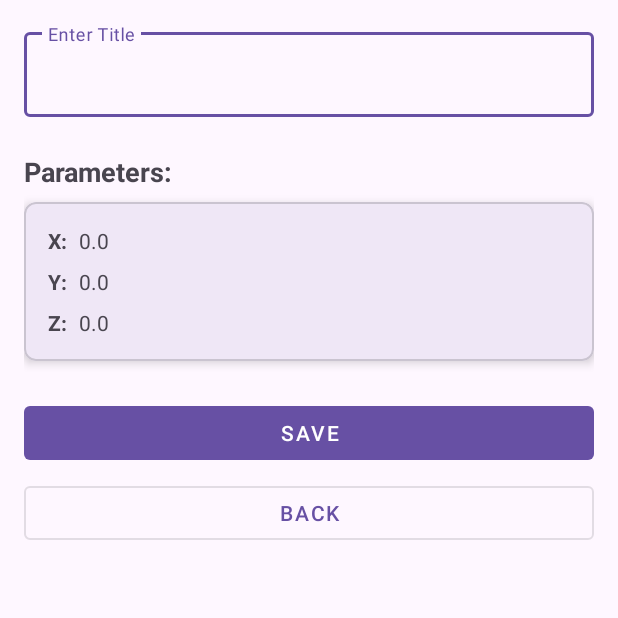
After one commit to ducanhizme/SpaceCraft, an Android app: the FinalActivity screen opened directly, with no data from a screen before it, on a phone screen of 412 x 824 dp, the top half of it. The commit adds this screen. Run offline under Robolectric (Android 15) with nearby library versions, the phone set to English and light mode, and no system bars; our stand-ins replace Firebase (no records; nobody signed in at launch, a user with empty details on screens opened directly).

Commit message:
done app

```diff
--- a/app/build.gradle
+++ b/app/build.gradle
@@ -39,6 +39,8 @@ dependencies {
     implementation libs.activity
     implementation libs.constraintlayout
     implementation libs.core
+    implementation libs.androidx.navigation.fragment
+    implementation libs.androidx.navigation.ui
     testImplementation libs.junit
     androidTestImplementation libs.ext.junit
     androidTestImplementation libs.espresso.core
--- a/app/src/main/AndroidManifest.xml
+++ b/app/src/main/AndroidManifest.xml
@@ -18,9 +18,14 @@
         android:supportsRtl="true"
         android:theme="@style/Theme.SpaceCraft"
         tools:targetApi="31">
+        <activity
+            android:name=".activities.FinalActivity"
+            android:exported="false" />
+
         <meta-data
             android:name="com.google.android.gms.version"
             android:value="@integer/google_play_services_version" />
+
         <activity
             android:name=".activities.GameActivity"
             android:exported="false"
--- /dev/null
+++ b/app/src/main/java/com/example/spacecraft/activities/FinalActivity.java
@@ -0,0 +1,111 @@
+package com.example.spacecraft.activities;
+
+import android.os.Bundle;
+import android.util.Log;
+import android.view.View;
+import android.widget.Toast;
+
+import androidx.activity.EdgeToEdge;
+import androidx.annotation.NonNull;
+import androidx.appcompat.app.AppCompatActivity;
+import androidx.core.graphics.Insets;
+import androidx.core.view.ViewCompat;
+import androidx.core.view.WindowInsetsCompat;
+import androidx.recyclerview.widget.LinearLayoutManager;
+
+import com.example.spacecraft.R;
+import com.example.spacecraft.adapters.GyroParameterAdapter;
+import com.example.spacecraft.databinding.ActivityFinalBinding;
+import com.example.spacecraft.models.app.GyroParameter;
+import com.example.spacecraft.services.FirebaseService;
+import com.google.firebase.database.DataSnapshot;
+import com.google.firebase.database.DatabaseError;
+import com.google.firebase.database.ValueEventListener;
+
+import java.util.ArrayList;
+import java.util.List;
+import java.util.Objects;
+
+public class FinalActivity extends AppCompatActivity {
+    private ActivityFinalBinding binding;
+    private GyroParameter gyroParameter;
+
+    @Override
+    protected void onCreate(Bundle savedInstanceState) {
+        super.onCreate(savedInstanceState);
+        binding= ActivityFinalBinding.inflate(getLayoutInflater());
+        setContentView(binding.getRoot());
+        getIntentExtra();
+        initUI();
+        setEventListener();
+    }
+
+    private void setEventListener(){
+        binding.saveButton.setOnClickListener(v -> {
+            if(gyroParameter != null){
+                try{
+                    gyroParameter.setTitle(Objects.requireNonNull(binding.titleEditText.getText()).toString());
+                    new FirebaseService().storeGyroParameter(gyroParameter).addOnCompleteListener(task -> {
+                        if(task.isSuccessful()){
+                            Toast.makeText(this, "Data saved", Toast.LENGTH_SHORT).show();
+                        }else{
+                            Toast.makeText(this, "Data not saved", Toast.LENGTH_SHORT).show();
+                        }
+                    });
+                }catch (NullPointerException e){
+                    Toast.makeText(this, "Please enter a title", Toast.LENGTH_SHORT).show();
+                }catch (Exception e){
+                    Toast.makeText(this,"Something went wrong", Toast.LENGTH_SHORT).show();
+                }
+            }
+        });
+
+        binding.backBtn.setOnClickListener(v -> {
+            finish();
+        });
+    }
+
+    private void initUI() {
+        bindToCard();
+        bindToList();
+    }
+
+    private void bindToList() {
+        List<GyroParameter> gyroParameterList = new ArrayList<>();
+        binding.progressBar.setVisibility(View.VISIBLE);
+        new FirebaseService().getGyroParametersFromFirebase(new ValueEventListener() {
+            @Override
+            public void onDataChange(@NonNull DataSnapshot snapshot) {
+                for(DataSnapshot dataSnapshot : snapshot.getChildren()){
+                    GyroParameter gyroParameter = dataSnapshot.getValue(GyroParameter.class);
+                    gyroParameterList.add(gyroParameter);
+                }
+                binding.recyleView.setLayoutManager(new LinearLayoutManager(FinalActivity.this));
+                binding.recyleView.setAdapter(new GyroParameterAdapter(gyroParameterList));
+                binding.progressBar.setVisibility(View.GONE);
+            }
+
+            @Override
+            public void onCancelled(@NonNull DatabaseError error) {
+
+            }
+
+        });
+
+    }
+
+    private void bindToCard() {
+        if(gyroParameter!=null){
+            binding.xParameterTextView.setText(String.valueOf(gyroParameter.getRotationX()));
+            binding.yParameterTextView.setText(String.valueOf(gyroParameter.getRotationY()));
+            binding.zParameterTextView.setText(String.valueOf(gyroParameter.getRotationZ()));
+        }else{
+            Toast.makeText(this, "No data found", Toast.LENGTH_SHORT).show();
+        }
+    }
+
+
+    private void getIntentExtra() {
+        gyroParameter = (GyroParameter) getIntent().getSerializableExtra(GyroParameter.TAG);
+    }
+}
--- /dev/null
+++ b/app/src/main/java/com/example/spacecraft/adapters/GyroParameterAdapter.java
@@ -0,0 +1,55 @@
+package com.example.spacecraft.adapters;
+
+import android.annotation.SuppressLint;
+import android.util.Log;
+import android.view.LayoutInflater;
+import android.view.ViewGroup;
+
+import androidx.annotation.NonNull;
+import androidx.recyclerview.widget.RecyclerView;
+
+import com.example.spacecraft.databinding.ItemGyroParameterBinding;
+import com.example.spacecraft.databinding.ItemHighestScoreBinding;
+import com.example.spacecraft.models.app.GyroParameter;
+import com.example.spacecraft.models.app.Profile;
+
+import java.util.List;
+
+public class GyroParameterAdapter extends RecyclerView.Adapter<GyroParameterAdapter.ViewHolder> {
+    private final List<GyroParameter> gyroParameters;
+
+    public GyroParameterAdapter(List<GyroParameter> gyroParameters) {
+        this.gyroParameters = gyroParameters;
+    }
+    @NonNull
+    @Override
+    public GyroParameterAdapter.ViewHolder onCreateViewHolder(@NonNull ViewGroup parent, int viewType) {
+        LayoutInflater layoutInflater = LayoutInflater.from(parent.getContext());
+        ItemGyroParameterBinding binding = ItemGyroParameterBinding.inflate(layoutInflater, parent, false);
+        return new GyroParameterAdapter.ViewHolder(binding);
+    }
+
+    @SuppressLint("SetTextI18n")
+    @Override
+    public void onBindViewHolder(@NonNull GyroParameterAdapter.ViewHolder holder, int position) {
+        GyroParameter gyroParameter = gyroParameters.get(position);
+        holder.binding.xLabelTextView.setText("X: "+ gyroParameter.getRotationX());
+        holder.binding.yLabelTextView.setText("Y: "+ gyroParameter.getRotationY());
+        holder.binding.zLabelTextView.setText("Z: "+ gyroParameter.getRotationZ());
+        holder.binding.titleTextView.setText("#"+(position+1)+ ": "+gyroParameter.getTitle());
+    }
+
+    @Override
+    public int getItemCount() {
+        return gyroParameters.size();
+    }
+
+    public static class ViewHolder extends RecyclerView.ViewHolder {
+        public final ItemGyroParameterBinding binding;
+
+        public ViewHolder(@NonNull ItemGyroParameterBinding binding) {
+            super(binding.getRoot());
+            this.binding = binding;
+        }
+    }
+}
--- a/app/src/main/java/com/example/spacecraft/services/FirebaseService.java
+++ b/app/src/main/java/com/example/spacecraft/services/FirebaseService.java
@@ -2,6 +2,7 @@ package com.example.spacecraft.services;
 
 import androidx.annotation.NonNull;
 
+import com.example.spacecraft.models.app.GyroParameter;
 import com.example.spacecraft.models.app.Profile;
 import com.google.firebase.auth.FirebaseUser;
 import com.google.firebase.database.DataSnapshot;
@@ -16,16 +17,25 @@ import java.util.Objects;
 
 public class FirebaseService {
     private FirebaseDatabase firebaseDatabase;
+
     public FirebaseService() {
         firebaseDatabase = FirebaseDatabase.getInstance();
     }
 
-    public void storeGoogleAuthUser(FirebaseUser user,int highestScore) {
+    public void storeGoogleAuthUser(FirebaseUser user, int highestScore) {
         firebaseDatabase.getReference("users").child(user.getUid()).child("username").setValue(user.getDisplayName());
         firebaseDatabase.getReference("users").child(user.getUid()).child("highestScore").setValue(highestScore);
     }
 
-    public Query getRankingOnFirebase(){
+    public Query getRankingOnFirebase() {
         return firebaseDatabase.getReference("users").orderByChild("highestScore");
     }
+
+    public com.google.android.gms.tasks.Task<Void> storeGyroParameter(GyroParameter gyroParameter) {
+        return firebaseDatabase.getReference(GyroParameter.TAG).child(gyroParameter.getId()).setValue(gyroParameter);
+    }
+
+    public void getGyroParametersFromFirebase(ValueEventListener valueEventListener) {
+        firebaseDatabase.getReference(GyroParameter.TAG).addValueEventListener(valueEventListener);
+    }
 }
--- a/app/src/main/java/com/example/spacecraft/utils/CommonHelper.java
+++ b/app/src/main/java/com/example/spacecraft/utils/CommonHelper.java
@@ -16,4 +16,8 @@ public class CommonHelper {
         }
         return point;
     }
+
+    public static String generateUUID(){
+        return java.util.UUID.randomUUID().toString();
+    }
 }
--- /dev/null
+++ b/app/src/main/res/layout/activity_final.xml
@@ -0,0 +1,173 @@
+<?xml version="1.0" encoding="utf-8"?>
+<androidx.constraintlayout.widget.ConstraintLayout xmlns:android="http://schemas.android.com/apk/res/android"
+    xmlns:app="http://schemas.android.com/apk/res-auto"
+    xmlns:tools="http://schemas.android.com/tools"
+    android:id="@+id/main"
+    android:layout_width="match_parent"
+    android:layout_height="match_parent"
+    tools:context=".activities.FinalActivity">
+
+    <androidx.constraintlayout.widget.ConstraintLayout
+        android:layout_width="match_parent"
+        android:layout_height="match_parent"
+        android:padding="16dp"
+        app:layout_behavior="@string/appbar_scrolling_view_behavior"
+        app:layout_constraintBottom_toBottomOf="parent"
+        app:layout_constraintEnd_toEndOf="parent"
+        app:layout_constraintStart_toStartOf="parent"
+        app:layout_constraintTop_toTopOf="parent">
+
+        <com.google.android.material.textfield.TextInputLayout
+            android:id="@+id/titleInputLayout"
+            style="@style/Widget.MaterialComponents.TextInputLayout.OutlinedBox"
+            android:layout_width="0dp"
+            android:layout_height="wrap_content"
+            android:hint="@string/enter_title"
+            app:layout_constraintEnd_toEndOf="parent"
+            app:layout_constraintStart_toStartOf="parent"
+            app:layout_constraintTop_toTopOf="parent">
+
+            <com.google.android.material.textfield.TextInputEditText
+                android:id="@+id/titleEditText"
+                android:layout_width="match_parent"
+                android:layout_height="wrap_content"
+                android:inputType="text" />
+
+        </com.google.android.material.textfield.TextInputLayout>
+
+        <com.google.android.material.textview.MaterialTextView
+            android:id="@+id/parametersLabel"
+            android:layout_width="wrap_content"
+            android:layout_height="wrap_content"
+            android:layout_marginTop="24dp"
+            android:text="@string/parameters"
+            android:textSize="18sp"
+            android:textStyle="bold"
+            app:layout_constraintStart_toStartOf="parent"
+            app:layout_constraintTop_toBottomOf="@id/titleInputLayout" />
+
+        <com.google.android.material.card.MaterialCardView
+            android:id="@+id/parametersCard"
+            android:layout_width="0dp"
+            android:layout_height="wrap_content"
+            android:layout_marginTop="8dp"
+            app:cardCornerRadius="8dp"
+            app:cardElevation="4dp"
+            app:layout_constraintEnd_toEndOf="parent"
+            app:layout_constraintStart_toStartOf="parent"
+            app:layout_constraintTop_toBottomOf="@id/parametersLabel">
+
+            <LinearLayout
+                android:layout_width="match_parent"
+                android:layout_height="wrap_content"
+                android:orientation="vertical"
+                android:padding="16dp">
+
+                <LinearLayout
+                    android:layout_width="match_parent"
+                    android:layout_height="wrap_content"
+                    android:layout_marginBottom="8dp"
+                    android:orientation="horizontal">
+
+                    <com.google.android.material.textview.MaterialTextView
+                        android:layout_width="wrap_content"
+                        android:layout_height="wrap_content"
+                        android:layout_marginEnd="8dp"
+                        android:text="@string/x"
+                        android:textStyle="bold" />
+
+                    <com.google.android.material.textview.MaterialTextView
+                        android:id="@+id/xParameterTextView"
+                        android:layout_width="wrap_content"
+                        android:layout_height="wrap_content"
+                        android:text="@string/_0_0" />
+                </LinearLayout>
+
+                <LinearLayout
+                    android:layout_width="match_parent"
+                    android:layout_height="wrap_content"
+                    android:layout_marginBottom="8dp"
+                    android:orientation="horizontal">
+
+                    <com.google.android.material.textview.MaterialTextView
+                        android:layout_width="wrap_content"
+                        android:layout_height="wrap_content"
+                        android:layout_marginEnd="8dp"
+                        android:text="@string/y"
+                        android:textStyle="bold" />
+
+                    <com.google.android.material.textview.MaterialTextView
+                        android:id="@+id/yParameterTextView"
+                        android:layout_width="wrap_content"
+                        android:layout_height="wrap_content"
+                        android:text="@string/zero" />
+                </LinearLayout>
+
+                <LinearLayout
+                    android:layout_width="match_parent"
+                    android:layout_height="wrap_content"
+                    android:orientation="horizontal">
+
+                    <com.google.android.material.textview.MaterialTextView
+                        android:layout_width="wrap_content"
+                        android:layout_height="wrap_content"
+                        android:layout_marginEnd="8dp"
+                        android:text="@string/z"
+                        android:textStyle="bold" />
+
+                    <com.google.android.material.textview.MaterialTextView
+                        android:id="@+id/zParameterTextView"
+                        android:layout_width="wrap_content"
+                        android:layout_height="wrap_content"
+                        android:text="@string/zero" />
+                </LinearLayout>
+
+            </LinearLayout>
+
+        </com.google.android.material.card.MaterialCardView>
+
+        <com.google.android.material.button.MaterialButton
+            style="@style/Widget.MaterialComponents.Button.UnelevatedButton"
+            android:id="@+id/saveButton"
+            android:layout_width="match_parent"
+            android:layout_height="wrap_content"
+            android:layout_marginTop="24dp"
+            android:text="@string/save"
+            app:layout_constraintEnd_toEndOf="parent"
+            app:layout_constraintStart_toStartOf="parent"
+            app:layout_constraintTop_toBottomOf="@id/parametersCard" />
+        <com.google.android.material.button.MaterialButton
+            android:id="@+id/backBtn"
+            style="@style/Widget.MaterialComponents.Button.OutlinedButton"
+            android:layout_width="match_parent"
+            android:layout_height="wrap_content"
+            android:layout_marginTop="5dp"
+            android:text="@string/back"
+            app:layout_constraintEnd_toEndOf="parent"
+            app:layout_constraintStart_toStartOf="parent"
+            app:layout_constraintTop_toBottomOf="@id/saveButton" />
+
+        <ProgressBar
+            android:id="@+id/progressBar"
+            android:layout_width="wrap_content"
+            android:layout_height="wrap_content"
+            app:layout_constraintBottom_toBottomOf="parent"
+            app:layout_constraintEnd_toEndOf="parent"
+            app:layout_constraintStart_toStartOf="parent"
+            app:layout_constraintTop_toBottomOf="@+id/backBtn"
+            android:visibility="gone"
+            />
+
+        <androidx.recyclerview.widget.RecyclerView
+            android:layout_marginTop="10dp"
+            android:id="@+id/recyleView"
+            android:layout_width="match_parent"
+            android:layout_height="0dp"
+            app:layout_constraintBottom_toBottomOf="parent"
+            app:layout_constraintEnd_toEndOf="parent"
+            app:layout_constraintStart_toStartOf="parent"
+            app:layout_constraintTop_toBottomOf="@+id/backBtn" />
+
+    </androidx.constraintlayout.widget.ConstraintLayout>
+
+</androidx.constraintlayout.widget.ConstraintLayout>
--- /dev/null
+++ b/app/src/main/res/values-land/dimens.xml
@@ -0,0 +1,3 @@
+<resources>
+      <dimen name="fab_margin">48dp</dimen>
+   </resources>
--- /dev/null
+++ b/app/src/main/res/values-v23/themes.xml
@@ -0,0 +1,8 @@
+<resources xmlns:tools="http://schemas.android.com/tools">
+  <style name="Theme.SpaceCraft" parent="Base.Theme.SpaceCraft">
+    <!-- Transparent system bars for edge-to-edge. -->
+    <item name="android:navigationBarColor">@android:color/transparent</item>
+    <item name="android:statusBarColor">@android:color/transparent</item>
+    <item name="android:windowLightStatusBar">?attr/isLightTheme</item>
+  </style>
+</resources>
--- /dev/null
+++ b/app/src/main/res/values-w1240dp/dimens.xml
@@ -0,0 +1,3 @@
+<resources>
+      <dimen name="fab_margin">200dp</dimen>
+   </resources>
--- /dev/null
+++ b/app/src/main/res/values-w600dp/dimens.xml
@@ -0,0 +1,3 @@
+<resources>
+      <dimen name="fab_margin">48dp</dimen>
+   </resources>
--- /dev/null
+++ b/app/src/main/res/values/dimens.xml
@@ -0,0 +1,3 @@
+<resources>
+      <dimen name="fab_margin">16dp</dimen>
+   </resources>
--- a/app/src/main/res/values/strings.xml
+++ b/app/src/main/res/values/strings.xml
@@ -26,4 +26,11 @@
     <string name="profile_name">Profile name</string>
     <string name="_1">1</string>
     <string name="you_did_nt_connect_to_global_competition_yet">You did\'nt connect to global competition yet</string>
+    <string name="enter_title">Enter Title</string>
+    <string name="parameters">Parameters:</string>
+    <string name="x">X:</string>
+    <string name="_0_0">0.0</string>
+    <string name="y">Y:</string>
+    <string name="zero">0.0</string>
+    <string name="z">Z:</string>
 </resources>
--- a/gradle/libs.versions.toml
+++ b/gradle/libs.versions.toml
@@ -12,6 +12,8 @@ activity = "1.9.2"
 constraintlayout = "2.1.4"
 core = "1.45.0"
 playServicesAuth = "21.2.0"
+navigationFragment = "2.8.4"
+navigationUi = "2.8.4"
 
 [libraries]
 androidx-credentials-play-services-auth = { module = "androidx.credentials:credentials-play-services-auth" }
@@ -32,6 +34,8 @@ activity = { group = "androidx.activity", name = "activity", version.ref = "acti
 constraintlayout = { group = "androidx.constraintlayout", name = "constraintlayout", version.ref = "constraintlayout" }
 core = { group = "com.google.ar", name = "core", version.ref = "core" }
 play-services-auth = { module = "com.google.android.gms:play-services-auth", version.ref = "playServicesAuth" }
+androidx-navigation-fragment = { group = "androidx.navigation", name = "navigation-fragment", version.ref = "navigationFragment" }
+androidx-navigation-ui = { group = "androidx.navigation", name = "navigation-ui", version.ref = "navigationUi" }
 
 [plugins]
 android-application = { id = "com.android.application", version.ref = "agp" }
```
Also changed, not shown: app/src/main/java/com/example/spacecraft/activities/MainActivity.java (+37 -1 lines), app/src/main/java/com/example/spacecraft/models/app/GyroParameter.java (added, +69 -0 lines), app/src/main/res/layout/item_gyro_parameter.xml (added, +96 -0 lines).
